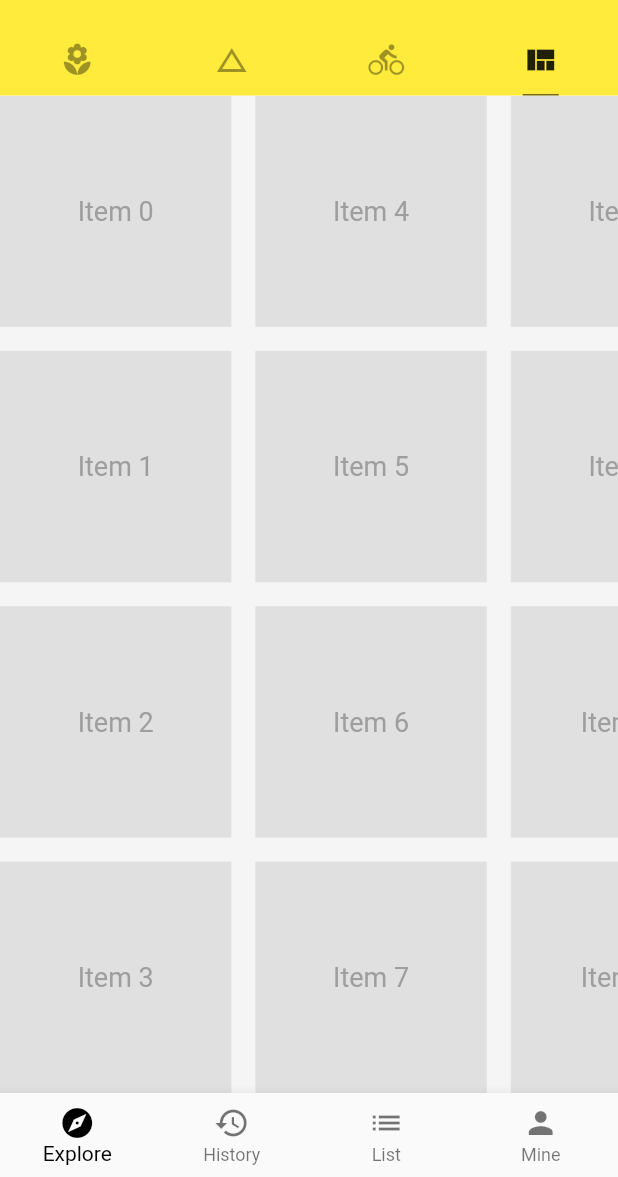
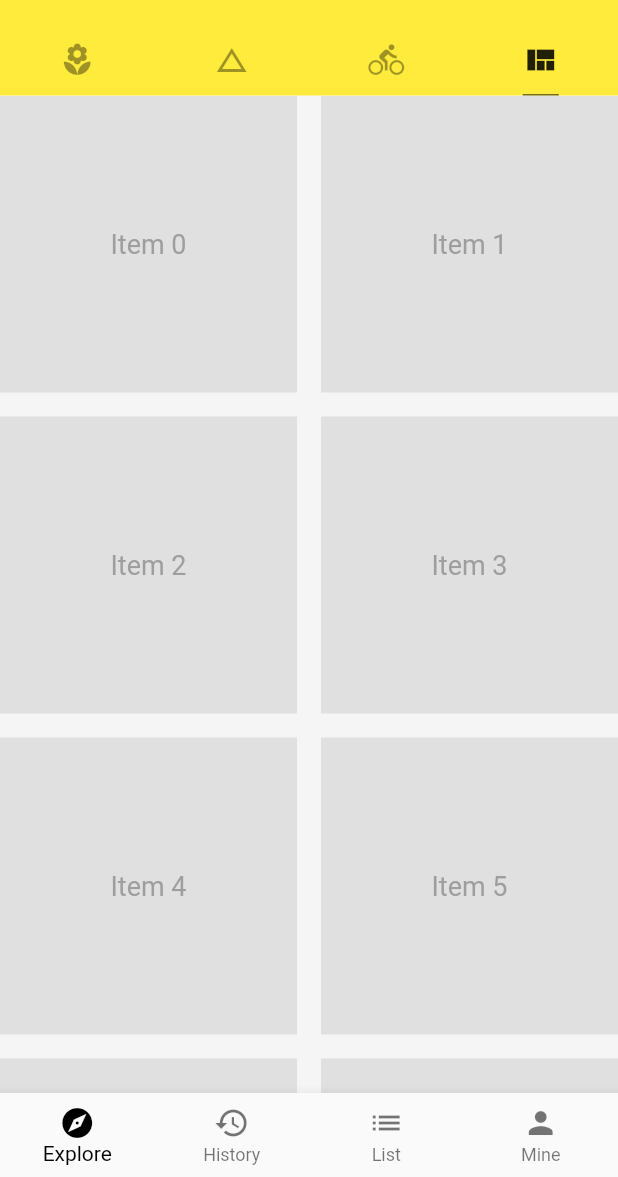
Before and after one commit to HellotalkXJP/HelloFlutter, a Flutter app: the screen it shows after launch, tab 4 chosen, on a phone screen of 412 x 824 dp, the part 59-1236 px from its top. Run offline on Flutter 3.47's test engine with Material 2 defaults, Android fonts, the phone set to English and light mode, and no system bars; network calls fail.

Commit message:
add GridViewExtent

```diff
--- a/lib/demo/view_demo.dart
+++ b/lib/demo/view_demo.dart
@@ -2,6 +2,40 @@ import 'package:flutter/material.dart';
 import '../model/post.dart';
 
 class ViewDemo extends StatelessWidget {
+  @override
+  Widget build(BuildContext context) {
+    return GridViewExtentDemo();
+  }
+}
+
+class GridViewExtentDemo extends StatelessWidget {
+  List<Widget> _buildTitles(int length) {
+    return List.generate(length, (int index) {
+      return Container(
+          color: Colors.grey[300],
+          alignment: Alignment(0.0, 0.0),
+          child: Text(
+            'Item $index',
+            style: TextStyle(fontSize: 18.0, color: Colors.grey),
+          ),
+        );
+    });
+  }
+
+  @override
+  Widget build(BuildContext context) {
+    return GridView.extent(
+      maxCrossAxisExtent: 200.0, // 每个item的大小
+      crossAxisSpacing: 16.0, //间隔
+      mainAxisSpacing: 16.0,
+      // scrollDirection: Axis.horizontal, // 滑动方向 默认垂直
+      children: _buildTitles(100),
+    );
+  }
+}
+
+// 网格视图
+class GridViewCountDemo extends StatelessWidget {
   List<Widget> _buildTitles(int length) {
     return List.generate(length, (int index) {
       return Container(
```
